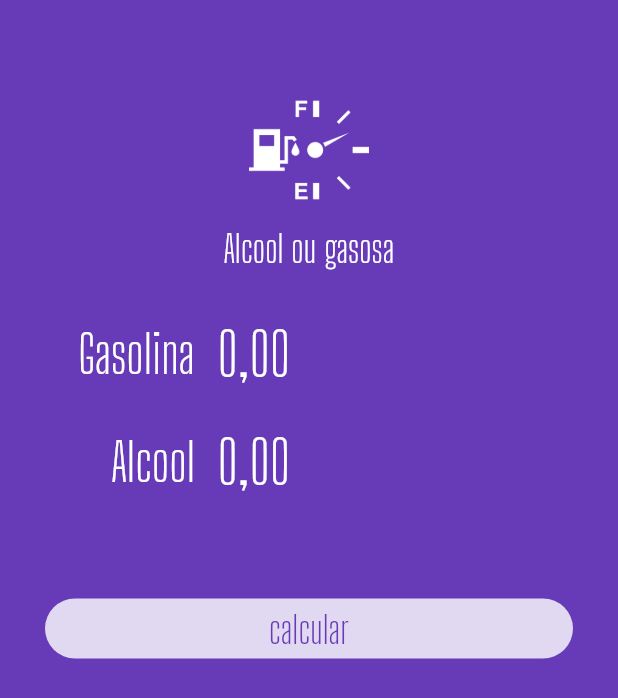
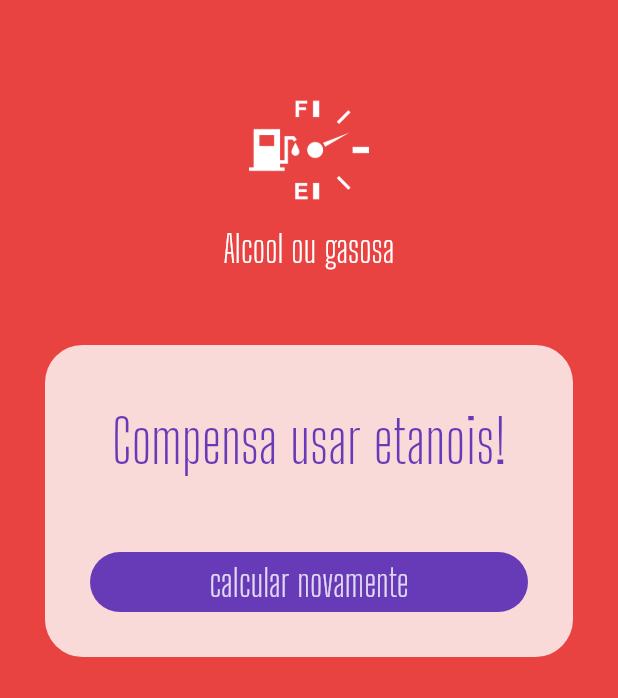
Before and after one commit to FarkoMoot/20hours-Validation, a Flutter app: the screen it shows after launch, after a tap on "calcular", on a phone screen of 412 x 824 dp. Shown: the top 698 px of the screen. Run offline on Flutter 3.47's test engine with Material 2 defaults, Android fonts, the phone set to English and light mode, and no system bars; our stand-ins replace flutter_masked_text.

Commit message:
day thirteen, 10hours

```diff
--- a/lib/pages/home.page.dart
+++ b/lib/pages/home.page.dart
@@ -3,30 +3,89 @@ import 'package:flutter/material.dart';
 import 'package:flutter_masked_text/flutter_masked_text.dart';
 import 'package:hours20/widgets/logo.widget.dart';
 import 'package:hours20/widgets/submit-form.dart';
+import 'package:hours20/widgets/sucess.widget.dart';
 
-class HomePage extends StatelessWidget {
+class HomePage extends StatefulWidget {
+  @override
+  _HomePageState createState() => _HomePageState();
+}
+
+class _HomePageState extends State<HomePage> {
+  Color _color = Colors.deepPurple;
   var _gasCtrl = new MoneyMaskedTextController();
+
   var _alcCtrl = new MoneyMaskedTextController();
+
+  var _busy = false;
+
+  var _completed = false;
+
+  var _resultText = "Compensa Y";
 
   @override
   Widget build(BuildContext context) {
     return Scaffold(
       backgroundColor: Theme.of(context).primaryColor,
-      body: ListView(
+      body: AnimatedContainer(
+        duration: Duration(milliseconds: 1200),
+        color: _color,
+        child: ListView(
           children: <Widget>[
             Logo(),
-          // SucessPag(
-          //   result: "Compensa X",
-          //   reset: () {},
-          // ),
-          SubmitForm(
+            _completed
+                ? SucessPag(
+                    result: _resultText,
+                    reset: reset,
+                  )
+                : SubmitForm(
                     gasCtrl: _gasCtrl,
                     alcCtrl: _alcCtrl,
-            busy: false,
-            submitFunc: () {},
+                    busy: _busy,
+                    submitFunc: calculate,
                   ),
           ],
         ),
+      ),
     );
   }
+
+  Future calculate() {
+    double alc =
+        double.parse(_alcCtrl.text.replaceAll(new RegExp(r'[,.]'), '')) / 100;
+    double gas =
+        double.parse(_gasCtrl.text.replaceAll(new RegExp(r'[,.]'), '')) / 100;
+
+    double res = alc / gas;
+
+    setState(() {
+      _color = Colors.red;
+      _completed = false;
+      _busy = true;
+    });
+
+    return new Future.delayed(
+        const Duration(seconds: 1),
+        () => {
+              setState(() {
+                if (res >= 0.7) {
+                  _resultText = "Compensa usar Gasosa!";
+                } else {
+                  _resultText = "Compensa usar etanois!";
                 }
+
+                _busy = false;
+                _completed = true;
+              }),
+            });
+  }
+
+  reset() {
+    setState(() {
+      _color = Colors.deepPurple;
+      _gasCtrl = new MoneyMaskedTextController();
+      _alcCtrl = new MoneyMaskedTextController();
+      _completed = false;
+      _busy = false;
+    });
+  }
+}
```
Lines whose indentation alone changed are shown as unchanged.
